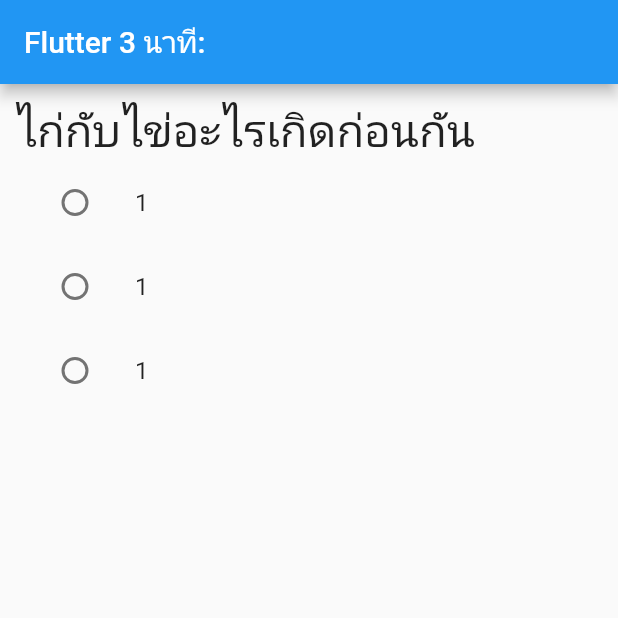
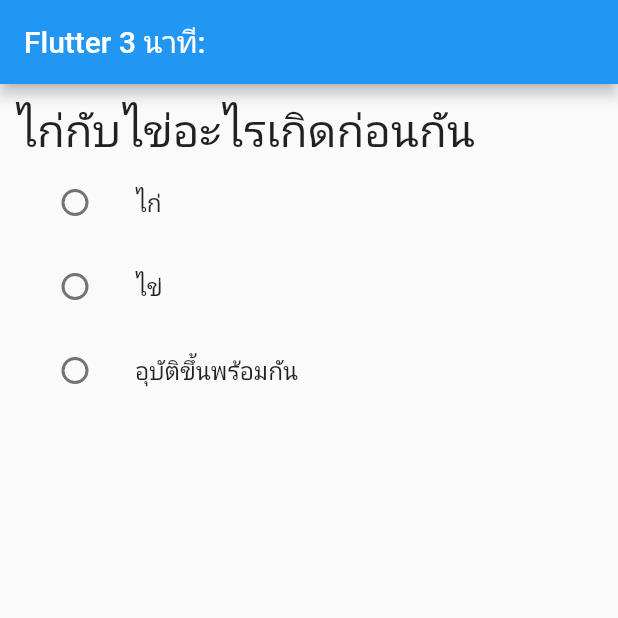
Before and after one commit to teerasej/nextflow_widget_radio_choice, a Flutter app: the screen it shows after launch, on a phone screen of 412 x 824 dp, the top half of it. Run offline on Flutter 3.47's test engine with Material 2 defaults, Android fonts, the phone set to English and light mode, and no system bars.

Commit message:
Use choice data to generate answers in question

```diff
--- a/lib/main.dart
+++ b/lib/main.dart
@@ -55,11 +55,13 @@ class _MyHomePageState extends State<MyHomePage> {
           child: ListView.builder(
             itemCount: question.choices.length,
             itemBuilder: (BuildContext context, int index) {
+              var choice = question.choices[index];
+
               return ListTile(
-                title: Text('1'),
+                title: Text(choice.title),
                 leading: Radio(
                   toggleable: true,
-                  value: 1,
+                  value: choice.id,
                   groupValue: _selectedChoice,
                   onChanged: (value) {
                     setState(() {
```
